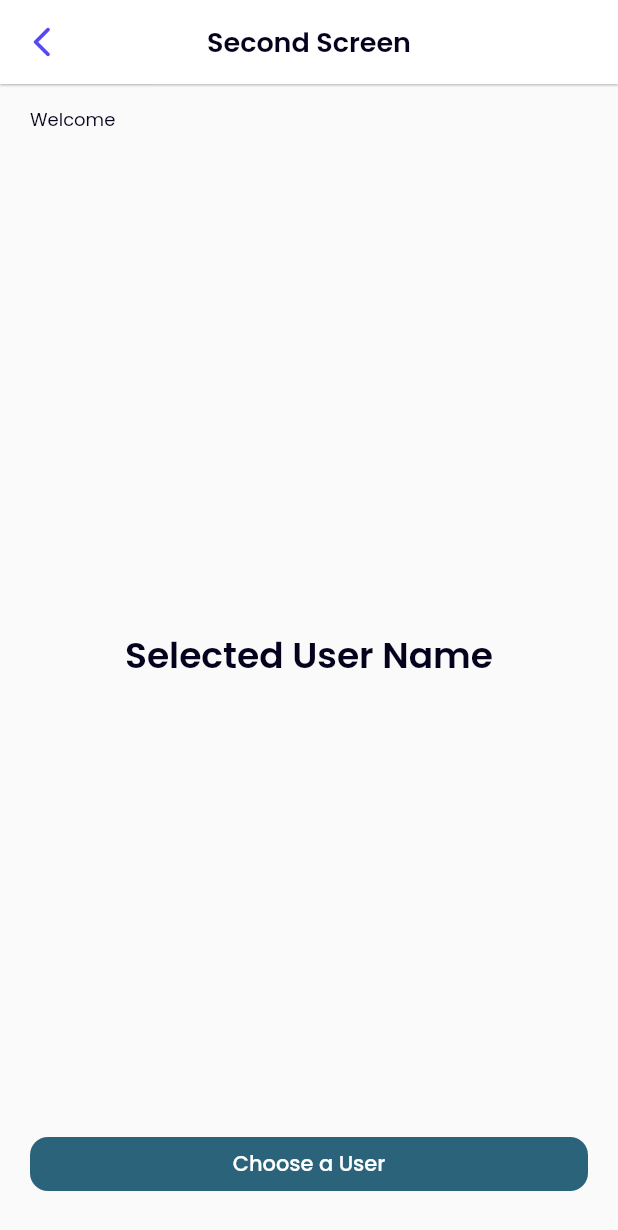
After one commit to hasyimzii/suitmedia_test, a Flutter app: the SecondPage screen opened by its route, on a phone screen of 412 x 824 dp. The commit adds this screen. Shown: the top 1230 px of the screen. Run offline on Flutter 3.47's test engine with Material 2 defaults, Android fonts, the phone set to English and light mode, and no system bars.

Commit message:
Add second page

```diff
--- a/lib/config/style.dart
+++ b/lib/config/style.dart
@@ -16,16 +16,16 @@ TextStyle titleText(double font) => TextStyle(
   fontSize: font,
 );
 
-TextStyle titleListText(double font) => TextStyle(
+TextStyle titleListText = TextStyle(
   color: blackColor,
   fontWeight: medium,
-  fontSize: font,
+  fontSize: 16,
 );
 
-TextStyle subtitleListText(double font) => TextStyle(
+TextStyle subtitleListText = TextStyle(
   color: blackColor.withOpacity(0.6),
   fontWeight: medium,
-  fontSize: font,
+  fontSize: 10,
 );
 
 TextStyle labelText = TextStyle(
@@ -40,3 +40,9 @@ TextStyle whiteText(double font) =>  TextStyle(
   fontWeight: medium,
   fontSize: font,
 );
+
+TextStyle regularText(double font) => TextStyle(
+  color: blackColor,
+  fontWeight: regular,
+  fontSize: font,
+);
--- a/lib/main.dart
+++ b/lib/main.dart
@@ -3,8 +3,11 @@ import 'package:provider/provider.dart';
 
 import 'providers/name_provider.dart';
 import 'providers/palindrome_provider.dart';
+import 'providers/username_provider.dart';
 
 import 'views/first_page.dart';
+import 'views/second_page.dart';
+import 'views/third_page.dart';
 
 void main() {
   runApp(const MyApp());
@@ -24,6 +27,9 @@ class MyApp extends StatelessWidget {
         ChangeNotifierProvider(
           create: (BuildContext context) => PalindromeProvider(),
         ),
+        ChangeNotifierProvider(
+          create: (BuildContext context) => UsernameProvider(),
+        ),
       ],
       builder: (
         BuildContext context,
@@ -37,6 +43,8 @@ class MyApp extends StatelessWidget {
           initialRoute: '/first_page',
           routes: {
             '/first_page': (context) => const FirstPage(),
+            '/second_page': (context) => const SecondPage(),
+            '/third_page': (context) => const ThirdPage(),
           },
         );
       }
--- /dev/null
+++ b/lib/providers/username_provider.dart
@@ -0,0 +1,13 @@
+import 'package:flutter/cupertino.dart';
+
+class UsernameProvider with ChangeNotifier {
+  String _username = 'Selected User Name';
+
+  String get username => _username;
+
+  void setUsername(String username) {
+    // set new name
+    _username = username;
+    notifyListeners();
+  }
+}
--- /dev/null
+++ b/lib/views/second_page.dart
@@ -0,0 +1,71 @@
+import 'package:flutter/material.dart';
+import 'package:provider/provider.dart';
+
+import '../providers/name_provider.dart';
+import '../providers/username_provider.dart';
+
+import '../config/style.dart';
+
+import '../widgets/app_layout.dart';
+import '../widgets/submit_button.dart';
+
+class SecondPage extends StatelessWidget {
+  const SecondPage({Key? key}) : super(key: key);
+
+  @override
+  Widget build(BuildContext context) {
+    return AppLayout(
+      title: 'Second Screen',
+      body: Column(
+        mainAxisAlignment: MainAxisAlignment.spaceBetween,
+        crossAxisAlignment: CrossAxisAlignment.start,
+        children: [
+          Column(
+            crossAxisAlignment: CrossAxisAlignment.start,
+            children: [
+              Text(
+                'Welcome',
+                style: regularText(12),
+              ),
+              Consumer<NameProvider>(
+                builder: (
+                  BuildContext context,
+                  NameProvider name,
+                  Widget? child,
+                ) {
+                  return Text(
+                    name.name,
+                    style: titleText(18),
+                  );
+                },
+              ),
+            ],
+          ),
+          Center(
+            child: Consumer<UsernameProvider>(
+              builder: (
+                BuildContext context,
+                UsernameProvider username,
+                Widget? child,
+              ) {
+                return Text(
+                  username.username,
+                  style: titleText(24),
+                );
+              },
+            ),
+          ),
+          SubmitButton(
+            label: 'Choose a User',
+            onPressed: () {
+              Navigator.pushNamed(
+                context,
+                '/third_page',
+              );
+            },
+          ),
+        ],
+      ),
+    );
+  }
+}
--- /dev/null
+++ b/lib/widgets/app_layout.dart
@@ -0,0 +1,46 @@
+import 'package:flutter/material.dart';
+import '../config/style.dart';
+
+class AppLayout extends StatelessWidget {
+  final String title;
+  final Widget body;
+
+  const AppLayout({
+    Key? key,
+    required this.title,
+    required this.body,
+  }) : super(key: key);
+
+  @override
+  Widget build(BuildContext context) {
+    return Scaffold(
+      appBar: AppBar(
+        elevation: 0.6,
+        backgroundColor: whiteColor,
+        leading: InkWell(
+          child: Icon(
+            Icons.arrow_back_ios_new_rounded,
+            color: blueColor,
+          ),
+          onTap: () {
+            Navigator.pop(context);
+          },
+        ),
+        title: Text(
+          title,
+          style: titleText(18),
+        ),
+        centerTitle: true,
+      ),
+      body: SafeArea(
+        child: Padding(
+          padding: const EdgeInsets.symmetric(
+            vertical: 15,
+            horizontal: 20,
+          ),
+          child: body,
+        ),
+      ),
+    );
+  }
+}
```
